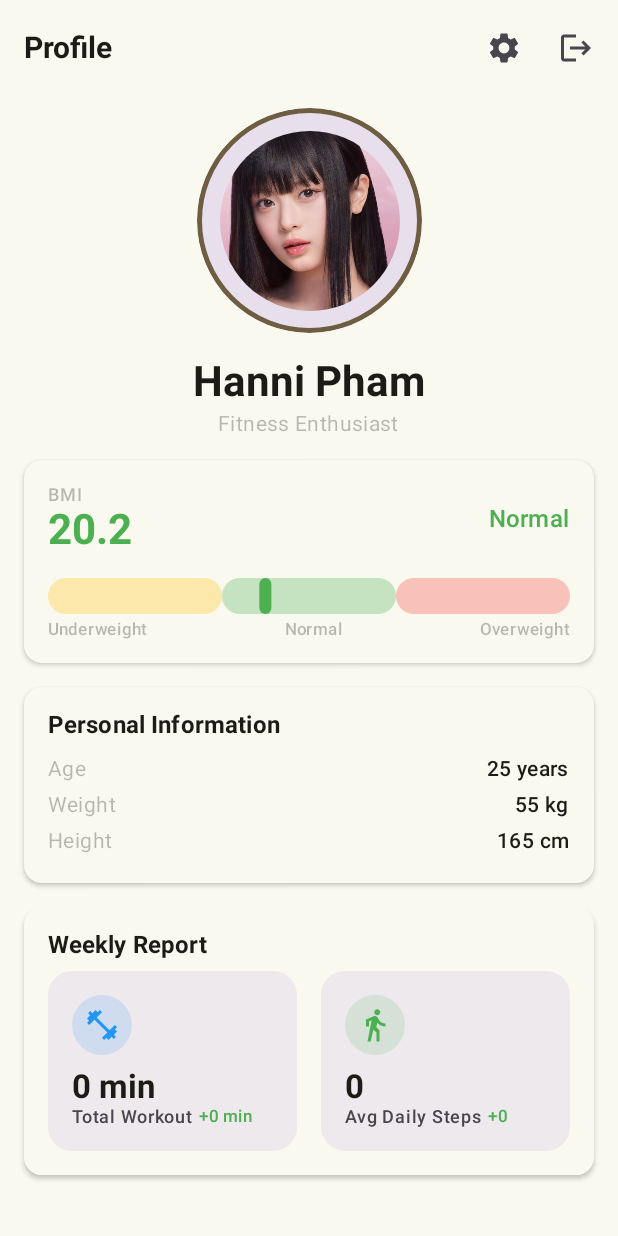
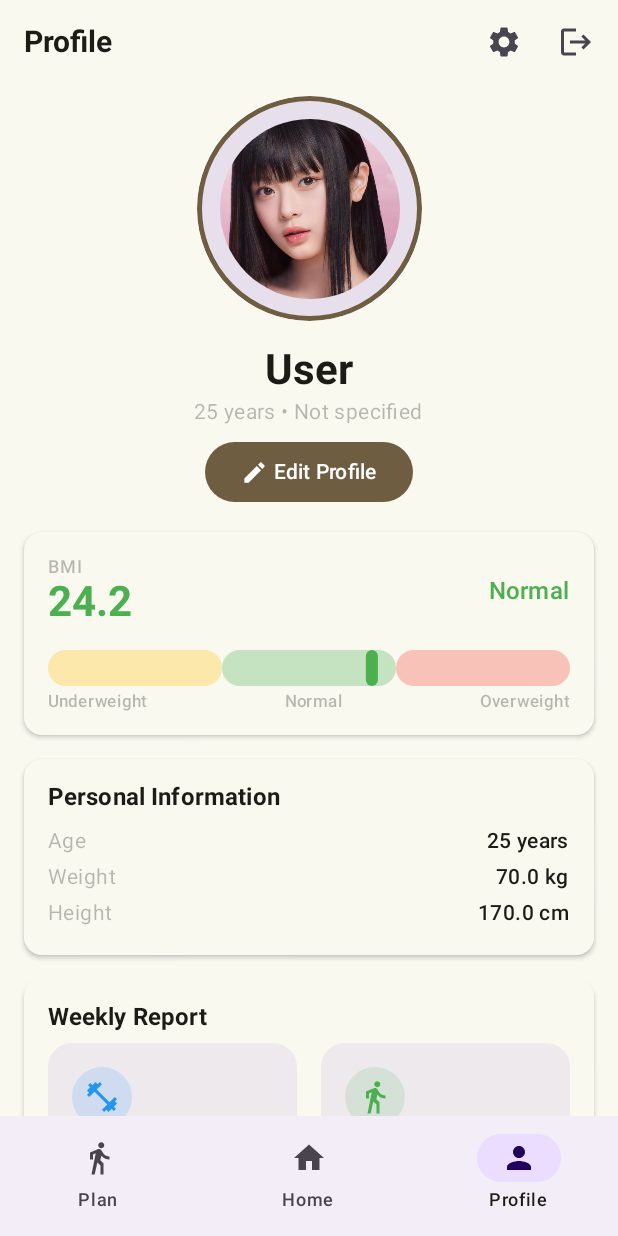
Before and after one commit to KidKyzo/Smart-Fit, an Android app built with Jetpack Compose: the profile_screen screen opened through its navigation route, on a phone screen of 412 x 824 dp. Run offline under Robolectric (Android 15) with nearby library versions, the phone set to English and light mode, and no system bars; our stand-ins replace Room's generated code.

Commit message:
Add user profile management with database integration and navigation updates

```diff
--- a/app/src/main/java/com/example/smartfit/AppNav.kt
+++ b/app/src/main/java/com/example/smartfit/AppNav.kt
@@ -1,14 +1,24 @@
 package com.example.smartfit
 
 import android.app.Application
+import androidx.compose.foundation.layout.fillMaxSize
+import androidx.compose.foundation.layout.padding
+import androidx.compose.material.icons.Icons
+import androidx.compose.material.icons.automirrored.filled.DirectionsWalk
+import androidx.compose.material.icons.filled.Home
+import androidx.compose.material.icons.filled.Person
+import androidx.compose.material3.*
 import androidx.compose.runtime.Composable
 import androidx.compose.runtime.LaunchedEffect
 import androidx.compose.runtime.collectAsState
 import androidx.compose.runtime.getValue
 import androidx.compose.ui.Modifier
+import androidx.compose.ui.unit.dp
 import androidx.lifecycle.viewmodel.compose.viewModel
+import androidx.navigation.NavController
 import androidx.navigation.compose.NavHost
 import androidx.navigation.compose.composable
+import androidx.navigation.compose.currentBackStackEntryAsState
 import androidx.navigation.compose.rememberNavController
 import com.example.smartfit.data.database.AppDatabase
 import com.example.smartfit.data.repository.ActivityRepository
@@ -16,7 +26,7 @@ import com.example.smartfit.data.repository.UserRepository
 import com.example.smartfit.screens.SplashScreen
 import com.example.smartfit.screens.activity.LogActivity
 import com.example.smartfit.screens.auth.LoginScreen
-import com.example.smartfit.screens.home.HomeScreen
+import com.example.smartfit.screens.home.HomeContent
 import com.example.smartfit.screens.profile.ProfileScreen
 import com.example.smartfit.screens.profile.SettingScreen
 import com.example.smartfit.viewmodel.ActivityViewModel
@@ -61,8 +71,28 @@ fun AppNav(themeViewModel: ThemeViewModel) {
         }
     }
 
+    // Check if we should show bottom navigation
+    val navBackStackEntry by navController.currentBackStackEntryAsState()
+    val currentRoute = navBackStackEntry?.destination?.route
+    val showBottomBar = currentRoute in listOf(Routes.home, Routes.plan, Routes.profile)
+
+    Scaffold(
+        modifier = Modifier.fillMaxSize(),
+        bottomBar = {
+            if (showBottomBar) {
+                BottomNavigationBar(
+                    navController = navController,
+                    currentRoute = currentRoute
+                )
+            }
+        }
+    ) { innerPadding ->
         // NavHost is the container for all navigation destinations.
-    NavHost(navController = navController, startDestination = Routes.splash) {
+        NavHost(
+            navController = navController,
+            startDestination = Routes.splash,
+            modifier = Modifier.padding(innerPadding)
+        ) {
             composable(Routes.splash) {
                 SplashScreen(navController, userViewModel)
             }
@@ -73,15 +103,31 @@ fun AppNav(themeViewModel: ThemeViewModel) {
                     userViewModel = userViewModel
                 )
             }
+
+            // Main bottom navigation screens (top-level routes)
             composable(Routes.home) {
-            HomeScreen(
+                HomeContent(
                     modifier = Modifier,
                     navController = navController,
-                activityViewModel = activityViewModel,
-                themeViewModel = themeViewModel,
-                userViewModel = userViewModel
+                    activityViewModel = activityViewModel
                 )
             }
+            composable(Routes.plan) {
+                com.example.smartfit.screens.plan.PlanScreen(
+                    navController = navController,
+                    viewModel = activityViewModel
+                )
+            }
+            composable(Routes.profile) {
+                ProfileScreen(
+                    navController = navController,
+                    themeViewModel = themeViewModel,
+                    userViewModel = userViewModel,
+                    activityViewModel = activityViewModel
+                )
+            }
+
+            // Other screens
             composable(Routes.log) {
                 LogActivity(
                     viewModel = activityViewModel,
@@ -93,20 +139,6 @@ fun AppNav(themeViewModel: ThemeViewModel) {
                     modifier = Modifier,
                     navController = navController,
                     themeViewModel = themeViewModel
-            )
-        }
-        composable(Routes.profile) {
-            ProfileScreen(
-                navController = navController,
-                themeViewModel = themeViewModel,
-                userViewModel = userViewModel,
-                activityViewModel = activityViewModel
-            )
-        }
-        composable(Routes.plan) {
-            com.example.smartfit.screens.plan.PlanScreen(
-                navController = navController,
-                viewModel = activityViewModel
                 )
             }
             composable(Routes.workoutList) {
@@ -143,3 +175,64 @@ fun AppNav(themeViewModel: ThemeViewModel) {
             }
         }
     }
+}
+
+@Composable
+fun BottomNavigationBar(
+    navController: NavController,
+    currentRoute: String?
+) {
+    val items = listOf(
+        BottomNavItem("Plan", Routes.plan, Icons.AutoMirrored.Filled.DirectionsWalk),
+        BottomNavItem("Home", Routes.home, Icons.Default.Home),
+        BottomNavItem("Profile", Routes.profile, Icons.Default.Person)
+    )
+
+    NavigationBar(
+        containerColor = MaterialTheme.colorScheme.surfaceContainer,
+        contentColor = MaterialTheme.colorScheme.onSurface,
+        tonalElevation = 3.dp
+    ) {
+        items.forEach { item ->
+            NavigationBarItem(
+                selected = currentRoute == item.route,
+                onClick = {
+                    if (currentRoute != item.route) {
+                        navController.navigate(item.route) {
+                            // Pop up to the start destination and save state
+                            popUpTo(Routes.home) {
+                                saveState = true
+                            }
+                            // Avoid multiple copies of the same destination
+                            launchSingleTop = true
+                            // Restore state when reselecting a previously selected item
+                            restoreState = true
+                        }
+                    }
+                },
+                icon = {
+                    Icon(
+                        imageVector = item.icon,
+                        contentDescription = "${item.label} navigation"
+                    )
+                },
+                label = {
+                    Text(text = item.label)
+                },
+                colors = NavigationBarItemDefaults.colors(
+                    selectedIconColor = MaterialTheme.colorScheme.onPrimaryContainer,
+                    selectedTextColor = MaterialTheme.colorScheme.onSurface,
+                    indicatorColor = MaterialTheme.colorScheme.primaryContainer,
+                    unselectedIconColor = MaterialTheme.colorScheme.onSurfaceVariant,
+                    unselectedTextColor = MaterialTheme.colorScheme.onSurfaceVariant
+                )
+            )
+        }
+    }
+}
+
+data class BottomNavItem(
+    val label: String,
+    val route: String,
+    val icon: androidx.compose.ui.graphics.vector.ImageVector
+)
--- a/app/src/main/java/com/example/smartfit/MainActivity.kt
+++ b/app/src/main/java/com/example/smartfit/MainActivity.kt
@@ -6,6 +6,7 @@ import android.os.Bundle
 import androidx.activity.ComponentActivity
 import androidx.activity.compose.rememberLauncherForActivityResult
 import androidx.activity.compose.setContent
+import androidx.activity.enableEdgeToEdge
 import androidx.activity.result.contract.ActivityResultContracts
 import androidx.compose.foundation.isSystemInDarkTheme
 import androidx.compose.material3.MaterialTheme
@@ -26,6 +27,7 @@ import com.example.smartfit.viewmodel.ThemeViewModelFactory
 class MainActivity : ComponentActivity() {
     override fun onCreate(savedInstanceState: Bundle?) {
         super.onCreate(savedInstanceState)
+        enableEdgeToEdge()
 
         // Initialize Preferences
         val userPreferences = UserPreferences(applicationContext)
--- /dev/null
+++ b/app/src/main/java/com/example/smartfit/data/database/User.kt
@@ -0,0 +1,20 @@
+package com.example.smartfit.data.database
+
+import androidx.room.Entity
+import androidx.room.PrimaryKey
+
+/**
+ * User profile entity - Single user app (id always = 1)
+ * Updates replace existing data to avoid duplication
+ */
+@Entity(tableName = "user_profile")
+data class User(
+    @PrimaryKey val id: Int = 1, // Always 1 for single-user app
+    val name: String,
+    val age: Int,
+    val weight: Float, // in kg
+    val height: Float, // in cm
+    val gender: String = "Not specified",
+    val createdAt: Long,
+    val updatedAt: Long
+)
--- /dev/null
+++ b/app/src/main/java/com/example/smartfit/data/database/UserDao.kt
@@ -0,0 +1,38 @@
+package com.example.smartfit.data.database
+
+import androidx.room.*
+import kotlinx.coroutines.flow.Flow
+
+/**
+ * DAO for User profile operations
+ * Uses REPLACE strategy to avoid duplication
+ */
+@Dao
+interface UserDao {
+
+    /**
+     * Insert or update user profile
+     * OnConflictStrategy.REPLACE ensures old data is replaced, not duplicated
+     */
+    @Insert(onConflict = OnConflictStrategy.REPLACE)
+    suspend fun insertOrUpdateUser(user: User)
+
+    /**
+     * Get user profile as Flow (reactive updates)
+     * Returns null if no user exists
+     */
+    @Query("SELECT * FROM user_profile WHERE id = 1 LIMIT 1")
+    fun getUserProfile(): Flow<User?>
+
+    /**
+     * Get user profile (one-time fetch)
+     */
+    @Query("SELECT * FROM user_profile WHERE id = 1 LIMIT 1")
+    suspend fun getUser(): User?
+
+    /**
+     * Delete user profile (for testing/reset)
+     */
+    @Query("DELETE FROM user_profile")
+    suspend fun deleteUser()
+}
--- a/app/src/main/java/com/example/smartfit/screens/plan/PlanScreen.kt
+++ b/app/src/main/java/com/example/smartfit/screens/plan/PlanScreen.kt
@@ -31,7 +31,7 @@ fun PlanScreen(
 
     AppScaffold(
         topBar = {
-            TopAppBar(
+            CompactTopAppBar(
                 title = { Text("Activity Plan") }
             )
         }
--- a/app/src/main/java/com/example/smartfit/screens/profile/ProfileScreen.kt
+++ b/app/src/main/java/com/example/smartfit/screens/profile/ProfileScreen.kt
@@ -29,6 +29,7 @@ import androidx.compose.material.icons.filled.FitnessCenter
 import androidx.compose.material.icons.filled.LocalFireDepartment
 import androidx.compose.material.icons.filled.Settings
 import androidx.compose.material3.AlertDialog
+import androidx.compose.material3.Button
 import androidx.compose.material3.Card
 import androidx.compose.material3.CardDefaults
 import androidx.compose.material3.ExperimentalMaterial3Api
@@ -40,6 +41,7 @@ import androidx.compose.material3.OutlinedTextField
 import androidx.compose.material3.Switch
 import androidx.compose.material3.Text
 import androidx.compose.material3.TextButton
+import androidx.compose.ui.unit.dp
 import androidx.navigation.NavController
 import androidx.compose.material3.TopAppBar
 import androidx.compose.runtime.Composable
@@ -63,6 +65,7 @@ import com.example.smartfit.ui.designsystem.AppCard
 import com.example.smartfit.ui.designsystem.AppScaffold
 import com.example.smartfit.ui.designsystem.AppTypography
 import com.example.smartfit.ui.designsystem.BorderWidth
+import com.example.smartfit.ui.designsystem.CompactTopAppBar
 import com.example.smartfit.ui.designsystem.SectionHeader
 import com.example.smartfit.ui.designsystem.Shapes
 import com.example.smartfit.ui.designsystem.Sizing
@@ -82,18 +85,26 @@ fun ProfileScreen(
     activityViewModel: ActivityViewModel
 ) {
     val isDarkTheme by themeViewModel.isDarkTheme.collectAsState()
-    var userName by remember { mutableStateOf("Hanni Pham") }
-    var userAge by remember { mutableStateOf("25") }
-    var userWeight by remember { mutableStateOf("55") }
-    var userHeight by remember { mutableStateOf("165") }
+    // Load persisted user data
+    val userName by userViewModel.name.collectAsState()
+    val userAge by userViewModel.age.collectAsState()
+    val userWeight by userViewModel.weight.collectAsState()
+    val userHeight by userViewModel.height.collectAsState()
+    val userGender by userViewModel.gender.collectAsState()
+
     var showEditDialog by remember { mutableStateOf(false) }
     var showLogoutDialog by remember { mutableStateOf(false) }
     var showSettingsSheet by remember { mutableStateOf(false) }
 
-    // Calculate BMI
-    val weight = userWeight.toFloatOrNull() ?: 0f
-    val height = userHeight.toFloatOrNull() ?: 0f
-    val bmi = if (height > 0) weight / ((height / 100) * (height / 100)) else 0f
+    // Calculate BMI from persisted data
+    val bmi = remember(userWeight, userHeight) {
+        val weight = userWeight.toFloatOrNull() ?: 70f
+        val height = userHeight.toFloatOrNull() ?: 170f
+        if (height > 0) {
+            val heightInMeters = height / 100
+            weight / (heightInMeters * heightInMeters)
+        } else 0f
+    }
 
     // Weekly report data
     val currentWeekDuration = activityViewModel.getWeeklyWorkoutDuration(0)
@@ -106,7 +117,7 @@ fun ProfileScreen(
 
     AppScaffold(
         topBar = {
-            TopAppBar(
+            CompactTopAppBar(
                 title = { Text("Profile") },
                 actions = {
                     IconButton(onClick = { showSettingsSheet = true }) {
@@ -164,10 +175,18 @@ fun ProfileScreen(
                     Spacer(modifier = Modifier.height(Spacing.xs))
 
                     Text(
-                        text = "Fitness Enthusiast",
+                        text = "$userAge years • $userGender",
                         style = AppTypography.typography.bodyMedium,
                         color = MaterialTheme.colorScheme.onSurface.copy(alpha = Alpha.medium)
                     )
+
+                    Spacer(modifier = Modifier.height(Spacing.sm))
+
+                    Button(onClick = { showEditDialog = true }) {
+                        Icon(Icons.Default.Edit, contentDescription = null, modifier = Modifier.size(18.dp))
+                        Spacer(modifier = Modifier.width(Spacing.xs))
+                        Text("Edit Profile")
+                    }
                 }
             }
 
@@ -250,10 +269,8 @@ fun ProfileScreen(
             currentHeight = userHeight,
             onDismiss = { showEditDialog = false },
             onSave = { name, age, weight, height ->
-                userName = name
-                userAge = age
-                userWeight = weight
-                userHeight = height
+                // Save user data to database (replaces old data, no duplication)
+                userViewModel.saveProfile(name, age, weight, height, userGender)
                 showEditDialog = false
             }
         )
--- /dev/null
+++ b/app/src/main/java/com/example/smartfit/ui/designsystem/CompactTopAppBar.kt
@@ -0,0 +1,35 @@
+package com.example.smartfit.ui.designsystem
+
+import androidx.compose.foundation.layout.*
+import androidx.compose.material3.*
+import androidx.compose.runtime.Composable
+import androidx.compose.ui.Modifier
+import androidx.compose.ui.unit.dp
+
+/**
+ * Compact TopAppBar with reduced height for modern edge-to-edge design
+ */
+@OptIn(ExperimentalMaterial3Api::class)
+@Composable
+fun CompactTopAppBar(
+    title: @Composable () -> Unit,
+    modifier: Modifier = Modifier,
+    navigationIcon: @Composable () -> Unit = {},
+    actions: @Composable RowScope.() -> Unit = {},
+    colors: TopAppBarColors = TopAppBarDefaults.topAppBarColors(
+        containerColor = MaterialTheme.colorScheme.surface,
+        scrolledContainerColor = MaterialTheme.colorScheme.surface,
+        navigationIconContentColor = MaterialTheme.colorScheme.onSurface,
+        titleContentColor = MaterialTheme.colorScheme.onSurface,
+        actionIconContentColor = MaterialTheme.colorScheme.onSurfaceVariant
+    )
+) {
+    TopAppBar(
+        title = title,
+        modifier = modifier.heightIn(max = 56.dp), // Compact height
+        navigationIcon = navigationIcon,
+        actions = actions,
+        colors = colors,
+        windowInsets = WindowInsets(0.dp) // Remove default window insets for edge-to-edge
+    )
+}
--- a/app/src/main/java/com/example/smartfit/ui/designsystem/Components.kt
+++ b/app/src/main/java/com/example/smartfit/ui/designsystem/Components.kt
@@ -2,7 +2,10 @@ package com.example.smartfit.ui.designsystem
 
 import androidx.compose.foundation.clickable
 import androidx.compose.foundation.layout.*
+import androidx.compose.foundation.shape.CircleShape
 import androidx.compose.foundation.shape.RoundedCornerShape
+import androidx.compose.material.icons.Icons
+import androidx.compose.material.icons.filled.Info
 import androidx.compose.material3.*
 import androidx.compose.runtime.Composable
 import androidx.compose.ui.Alignment
--- a/app/src/main/java/com/example/smartfit/ui/designsystem/Layouts.kt
+++ b/app/src/main/java/com/example/smartfit/ui/designsystem/Layouts.kt
@@ -15,9 +15,9 @@ import androidx.compose.ui.text.font.FontWeight
 import androidx.compose.ui.unit.dp
 
 /**
- * Pre-designed layouts following the design system
+ * AppScaffold: Modern edge-to-edge scaffold with proper window insets handling
  */
-
+@OptIn(ExperimentalMaterial3Api::class)
 @Composable
 fun AppScaffold(
     modifier: Modifier = Modifier,
@@ -31,9 +31,10 @@ fun AppScaffold(
         topBar = topBar,
         bottomBar = bottomBar,
         floatingActionButton = floatingActionButton,
-        containerColor = MaterialTheme.colorScheme.background
-    ) { paddingValues ->
-        content(paddingValues)
+        containerColor = MaterialTheme.colorScheme.background,
+        contentWindowInsets = WindowInsets(0, 0, 0, 0) // Let content handle insets
+    ) { innerPadding ->
+        content(innerPadding)
     }
 }
 
```
Also changed, not shown: app/src/main/java/com/example/smartfit/data/database/AppDatabase.kt (+37 -4 lines), app/src/main/java/com/example/smartfit/data/repository/UserRepository.kt (+30 -0 lines), app/src/main/java/com/example/smartfit/screens/auth/LoginScreen.kt (+6 -9 lines), app/src/main/java/com/example/smartfit/viewmodel/UserViewModel.kt (+72 -0 lines). Lines whose indentation alone changed are shown as unchanged.
